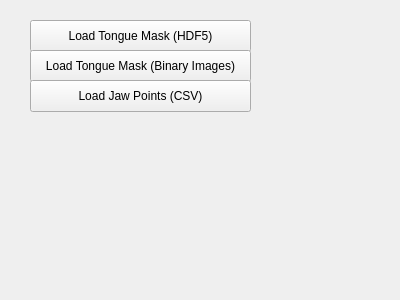
Qt form src/WhiskerToolbox/Tongue_Widget/Tongue_Widget.ui (paulmthompson/WhiskerToolbox) before a commit.
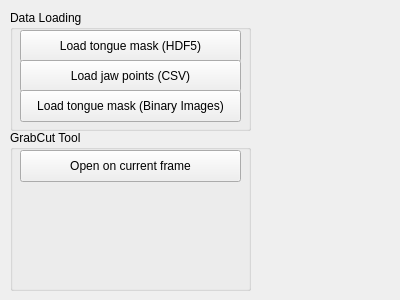
The same form after that commit.

Commit message: linear transform into image processing widget

```diff
--- a/src/WhiskerToolbox/Tongue_Widget/Tongue_Widget.ui
+++ b/src/WhiskerToolbox/Tongue_Widget/Tongue_Widget.ui
@@ -13,44 +13,83 @@
   <property name="windowTitle">
    <string>Form</string>
   </property>
+  <widget class="QGroupBox" name="groupBox">
+   <property name="geometry">
+    <rect>
+     <x>10</x>
+     <y>10</y>
+     <width>241</width>
+     <height>121</height>
+    </rect>
+   </property>
+   <property name="title">
+    <string>Data Loading</string>
+   </property>
   <widget class="QPushButton" name="load_hdf_btn">
    <property name="geometry">
     <rect>
-     <x>30</x>
+      <x>10</x>
      <y>20</y>
      <width>221</width>
      <height>32</height>
     </rect>
    </property>
    <property name="text">
-    <string>Load Tongue Mask (HDF5)</string>
-   </property>
-  </widget>
-  <widget class="QPushButton" name="load_img_btn">
-   <property name="geometry">
-    <rect>
-     <x>30</x>
-     <y>50</y>
-     <width>221</width>
-     <height>32</height>
-    </rect>
-   </property>
-   <property name="text">
-    <string>Load Tongue Mask (Binary Images)</string>
+     <string>Load tongue mask (HDF5)</string>
    </property>
   </widget>
   <widget class="QPushButton" name="load_jaw_btn">
    <property name="geometry">
     <rect>
-     <x>30</x>
+      <x>10</x>
+      <y>50</y>
+      <width>221</width>
+      <height>32</height>
+     </rect>
+    </property>
+    <property name="text">
+     <string>Load jaw points (CSV)</string>
+    </property>
+   </widget>
+   <widget class="QPushButton" name="load_img_btn">
+    <property name="geometry">
+     <rect>
+      <x>10</x>
      <y>80</y>
      <width>221</width>
      <height>32</height>
     </rect>
    </property>
    <property name="text">
-    <string>Load Jaw Points (CSV)</string>
-   </property>
+     <string>Load tongue mask (Binary Images)</string>
+    </property>
+   </widget>
+  </widget>
+  <widget class="QGroupBox" name="groupBox_2">
+   <property name="geometry">
+    <rect>
+     <x>10</x>
+     <y>130</y>
+     <width>241</width>
+     <height>161</height>
+    </rect>
+   </property>
+   <property name="title">
+    <string>GrabCut Tool</string>
+   </property>
+   <widget class="QPushButton" name="begin_grabcut_btn">
+    <property name="geometry">
+     <rect>
+      <x>10</x>
+      <y>20</y>
+      <width>221</width>
+      <height>32</height>
+     </rect>
+    </property>
+    <property name="text">
+     <string>Open on current frame</string>
+    </property>
+   </widget>
   </widget>
  </widget>
  <resources/>
```
Lines whose indentation alone changed are shown as unchanged.
